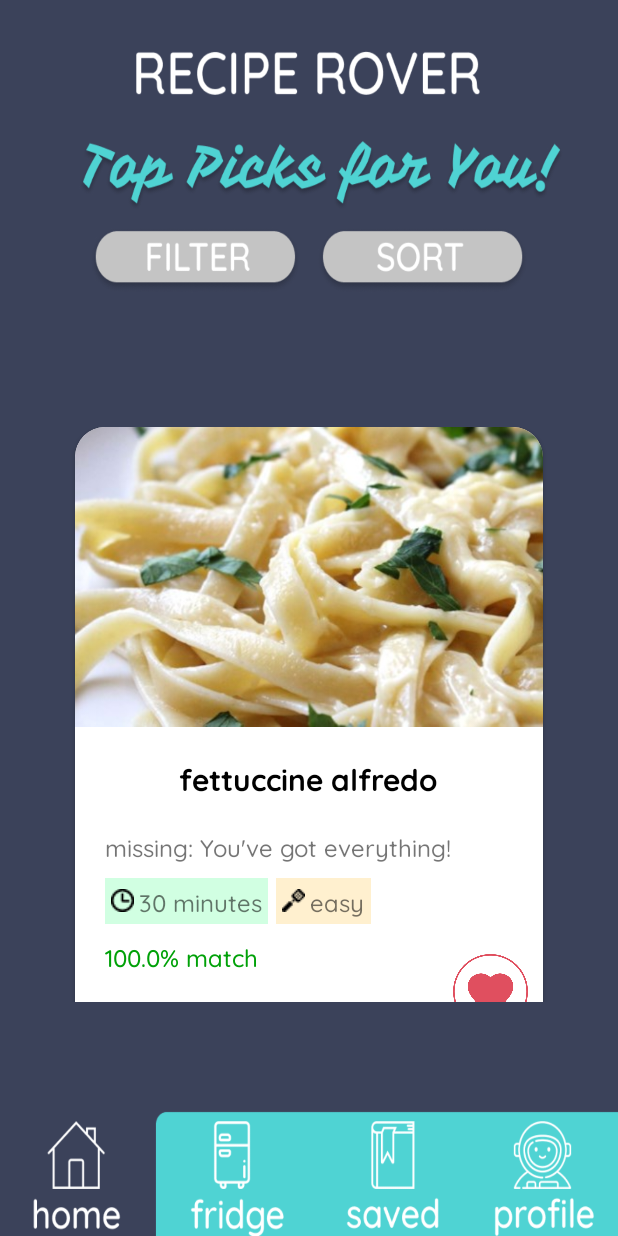
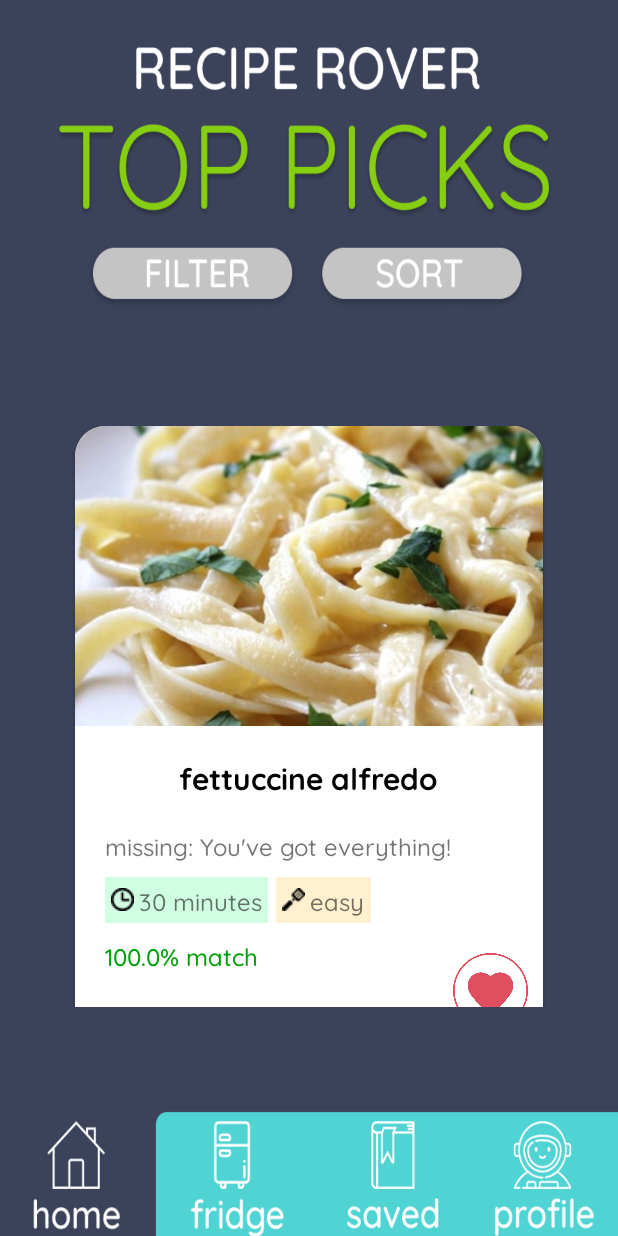
Before and after one commit to aylinev2/recipe-rover, an Android app: the screen it shows after launch (MainActivity), on a phone screen of 412 x 824 dp. Run offline under Robolectric (Android 15) with nearby library versions, the phone set to English and light mode, and no system bars.

Commit message:
made fixes

```diff
--- a/app/src/main/java/cs465/illinois/project/FridgeActivity.java
+++ b/app/src/main/java/cs465/illinois/project/FridgeActivity.java
@@ -31,9 +31,6 @@
             new Ingredient(R.string.milk, R.drawable.ingredient_milk),
             new Ingredient(R.string.garlic,R.drawable.ingredient_garlic),
             new Ingredient(R.string.herb, R.drawable.ingredient_herb),
-            new Ingredient(R.string.olive_oil, R.drawable.ingredient_olive_oil),
-            new Ingredient(R.string.onion, R.drawable.ingredient_onion),
-            new Ingredient(R.string.paprika, R.drawable.ingredient_paprika),
             new Ingredient(R.string.salt, R.drawable.ingredient_salt),
             new Ingredient(R.string.spice, R.drawable.ingredient_spice)
     };
--- a/app/src/main/java/cs465/illinois/project/Ingredient.java
+++ b/app/src/main/java/cs465/illinois/project/Ingredient.java
@@ -14,8 +14,8 @@
         this.imageResource = imageResource;
         this.qty = "1";
         this.qtyUnit = "units";
-        this.datePurchased = "01/01/1970";
-        this.dateExpired = "01/01/1971";
+        this.datePurchased = "01/01/2019";
+        this.dateExpired = "02/02/2019";
     }
     public Ingredient(int name, int imageResource, String qty, String qtyUnit, String datePurchased, String dateExpired) {
         this.name = name;
--- a/app/src/main/res/layout/activity_main.xml
+++ b/app/src/main/res/layout/activity_main.xml
@@ -16,7 +16,7 @@
         app:layout_constraintHorizontal_bias="0.774"
         app:layout_constraintStart_toStartOf="@+id/imageView3"
         app:layout_constraintTop_toTopOf="parent"
-        app:layout_constraintVertical_bias="0.19" />
+        app:layout_constraintVertical_bias="0.205" />
 
     <ImageView
         android:id="@+id/imageView3"
@@ -28,13 +28,14 @@
 
     <androidx.recyclerview.widget.RecyclerView
         android:id="@+id/suggestion_list"
-        android:layout_width="match_parent"
-        android:layout_height="383dp"
+        android:layout_width="412dp"
+        android:layout_height="387dp"
         app:layout_constraintBottom_toBottomOf="@+id/imageView3"
         app:layout_constraintEnd_toEndOf="parent"
+        app:layout_constraintHorizontal_bias="0.0"
         app:layout_constraintStart_toStartOf="parent"
         app:layout_constraintTop_toTopOf="@+id/imageView3"
-        app:layout_constraintVertical_bias="0.646" />
+        app:layout_constraintVertical_bias="0.651" />
 
     <Button
         android:id="@+id/fridge"
@@ -79,10 +80,10 @@
         android:background="#00000000"
         app:layout_constraintBottom_toBottomOf="parent"
         app:layout_constraintEnd_toEndOf="@+id/imageView3"
-        app:layout_constraintHorizontal_bias="0.223"
+        app:layout_constraintHorizontal_bias="0.221"
         app:layout_constraintStart_toStartOf="@+id/imageView3"
         app:layout_constraintTop_toTopOf="parent"
-        app:layout_constraintVertical_bias="0.191" />
+        app:layout_constraintVertical_bias="0.205" />
 
 
 </androidx.constraintlayout.widget.ConstraintLayout>
--- a/app/src/main/res/layout/linearlayout_ingredient.xml
+++ b/app/src/main/res/layout/linearlayout_ingredient.xml
@@ -17,6 +17,7 @@
         android:layout_width="wrap_content"
         android:layout_height="wrap_content"
         android:textSize="12sp"
+        android:fontFamily="@font/quicksand_medium"
         tools:text="Are You My Mother"
         android:textStyle="bold"
         android:paddingTop="4dp"
```
Also changed, not shown: app/src/main/res/drawable/completed.png, app/src/main/res/drawable/filters.png, app/src/main/res/drawable/fridge.png, app/src/main/res/drawable/home.png, app/src/main/res/drawable/newitem.png, app/src/main/res/drawable/profile.png, app/src/main/res/drawable/savedrecipes.png, app/src/main/res/drawable/sort.png.
